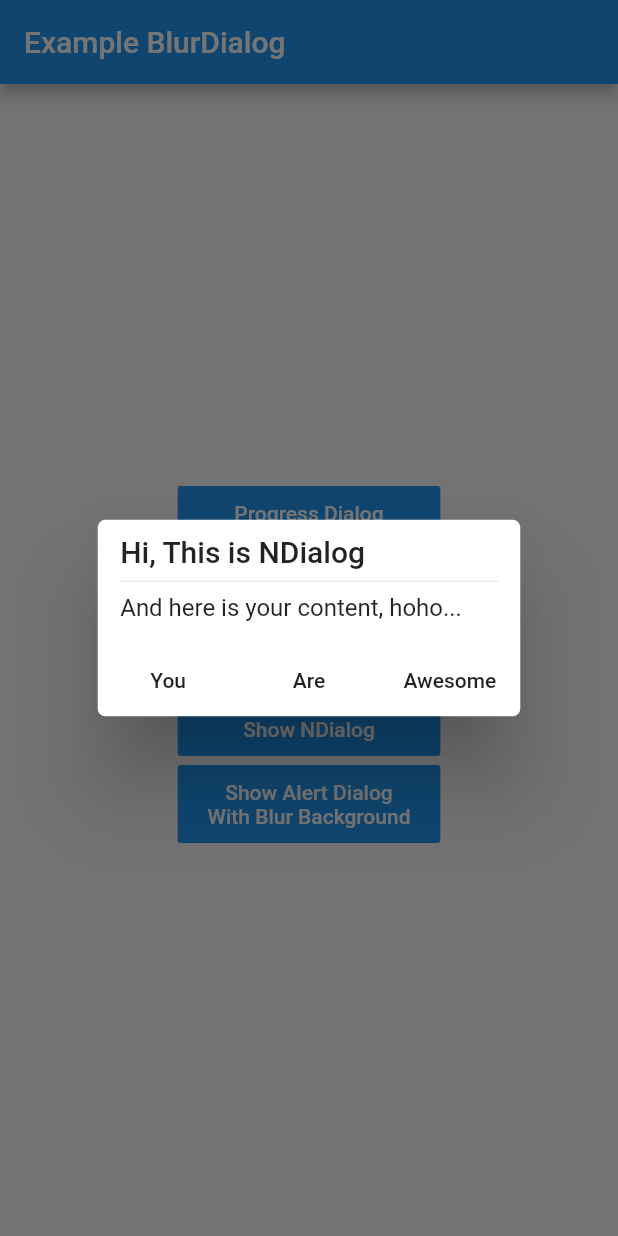
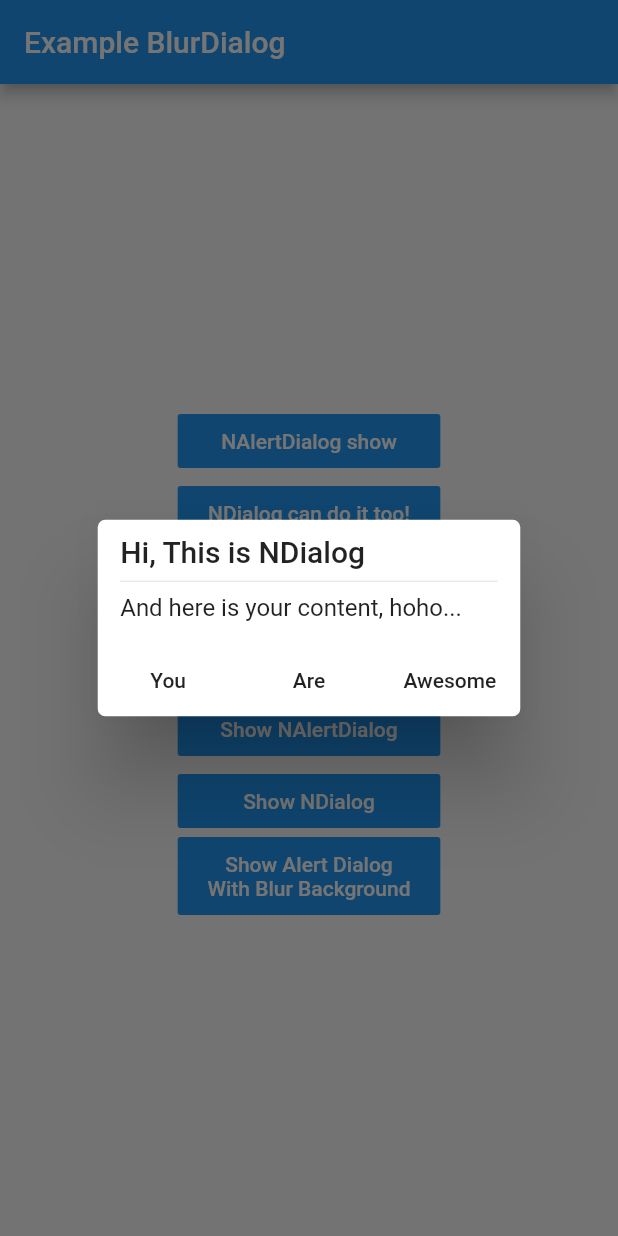
Before and after one commit to nizwar/ndialog, a Flutter app: the screen it shows after launch, after a tap on "Show NDialog", on a phone screen of 412 x 824 dp. Run offline on Flutter 3.47's test engine with Material 2 defaults, Android fonts, the phone set to English and light mode, and no system bars; our stand-ins replace simple_animations.

Commit message:
Update 2.1.1

```diff
--- a/example/lib/main.dart
+++ b/example/lib/main.dart
@@ -32,6 +32,36 @@ class MyHomePage extends StatelessWidget {
             crossAxisAlignment: CrossAxisAlignment.stretch,
             mainAxisAlignment: MainAxisAlignment.center,
             children: <Widget>[
+              FlatButton(
+                color: Colors.blue,
+                child: Text(
+                  "NAlertDialog show",
+                  style: TextStyle(color: Colors.white),
+                ),
+                onPressed: () {
+                  NAlertDialog(
+                    title: Text("Test"),
+                    content: Text("Iya iya"),
+                    blur: 2,
+                  ).show(context);
+                },
+              ),
+              FlatButton(
+                color: Colors.blue,
+                child: Text(
+                  "NDialog can do it too!",
+                  style: TextStyle(color: Colors.white),
+                ),
+                onPressed: () {
+                  NDialog(
+                    title: Text("Test"),
+                    dialogStyle: DialogStyle(
+                      animatePopup: false,
+                    ),
+                    content: Text("Iya iya"),
+                  ).show(context);
+                },
+              ),
               FlatButton(
                 color: Colors.blue,
                 onPressed: () async {
--- a/lib/src/ndialog_base.dart
+++ b/lib/src/ndialog_base.dart
@@ -107,7 +107,7 @@ class NDialog extends StatelessWidget {
       child: Center(
         child: ConstrainedBox(
           constraints: const BoxConstraints(minWidth: 280.0),
-          child: (dialogStyle.animatePopup ?? true)
+          child: (style?.animatePopup ?? true)
               ? CustomAnimation(
                   tween: Tween<double>(begin: 0, end: 1),
                   curve: Curves.elasticOut,
@@ -143,6 +143,9 @@ class NDialog extends StatelessWidget {
       ),
     );
   }
+
+  Future show<T>(BuildContext context) =>
+      showDialog<T>(context: context, builder: (context) => this);
 }
 
 ///Simple dialog with blur background and popup animations, use DialogStyle to custom it
@@ -195,6 +198,10 @@ class NAlertDialog extends StatelessWidget {
       onDismiss: onDismiss,
     );
   }
+
+  ///Simply show dialog on NAlertdialog
+  Future show<T>(BuildContext context) =>
+      showDialog<T>(context: context, builder: (context) => this);
 }
 
 ///Blur background of dialog, you can use this class to make your custom dialog background blur
@@ -352,9 +359,7 @@ class ProgressDialog {
       await showDialog(
           context: context,
           barrierDismissible: dismissable ?? true,
-          builder: (context) {
-            return _progressDialogWidget;
-          });
+          builder: (context) => _progressDialogWidget);
       _show = false;
     }
   }
@@ -516,7 +521,7 @@ class _ProgressDialogWidgetState extends State<_ProgressDialogWidget> {
           contentTextStyle: widget.dialogStyle.contentTextStyle,
           elevation: widget.dialogStyle.elevation,
           semanticsLabel: widget.dialogStyle.semanticsLabel,
-          animatePopup: widget.dialogStyle.animatePopup,
+          animatePopup: widget.dialogStyle.animatePopup ?? true,
           shape: widget.dialogStyle.shape,
           titlePadding: widget.dialogStyle.titlePadding ??
               EdgeInsets.fromLTRB(20.0, 15.0, 20.0, 0.0),
--- a/pubspec.yaml
+++ b/pubspec.yaml
@@ -1,6 +1,6 @@
 name: ndialog
 description: Dialog material widget with blur background and popup animation
-version: 2.1.0+4
+version: 2.1.1+7
 homepage: https://github.com/nizwar/ndialog
 
 environment:
```
Also changed, not shown: 3 other files.
